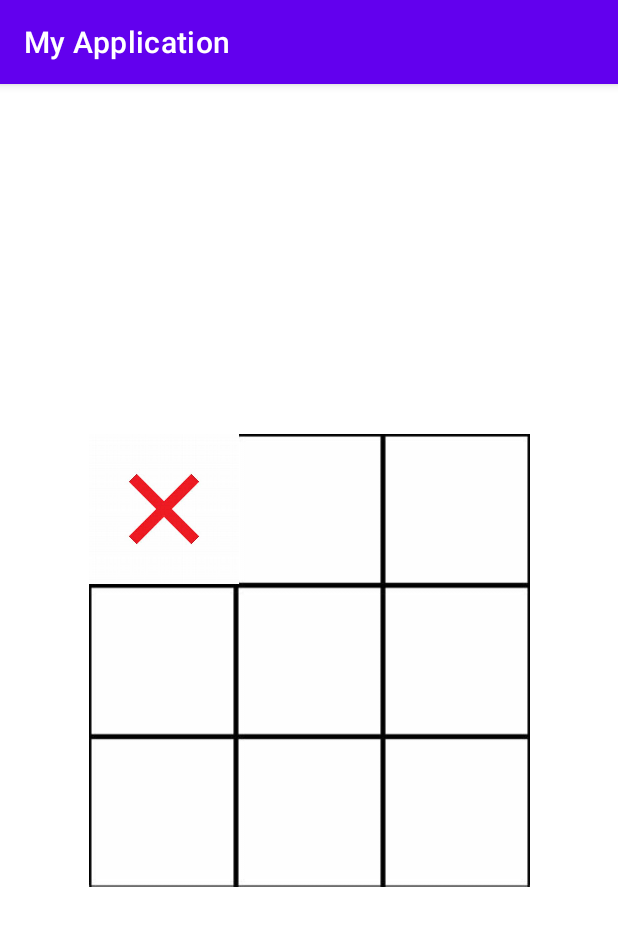
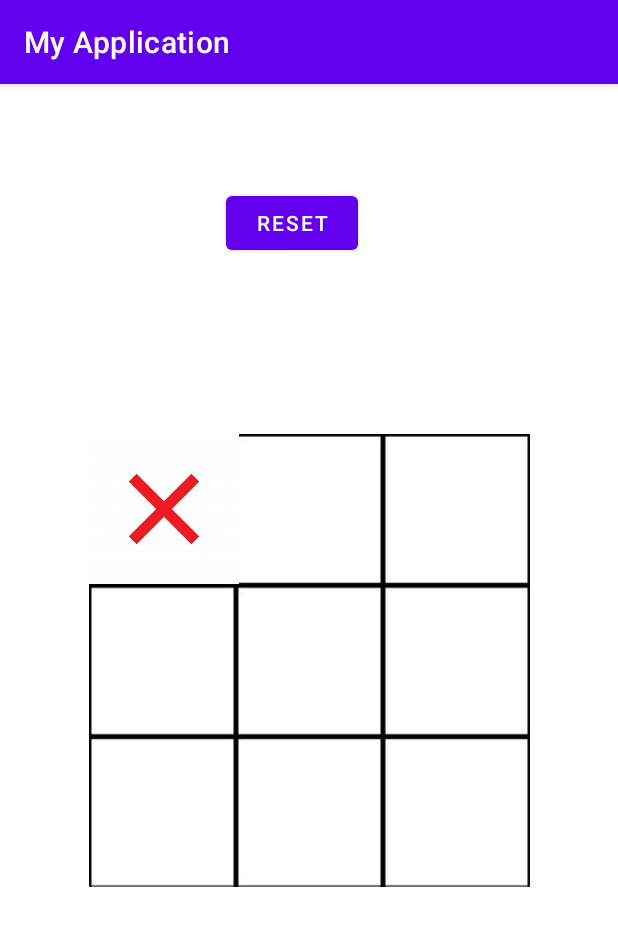
Before and after one commit to akshit30/Tic-Tac-Toe, an Android app: the screen it shows after launch (MainActivity), after a tap on an icon or button, on a phone screen of 412 x 824 dp. Shown: the top 926 px of the screen. Run offline under Robolectric (Android 15) with nearby library versions, the phone set to English and light mode, and no system bars.

Commit message:
final commit

```diff
--- a/app/src/main/java/com/example/myapplication/MainActivity.java
+++ b/app/src/main/java/com/example/myapplication/MainActivity.java
@@ -1,6 +1,7 @@
 package com.example.myapplication;
 
 import androidx.appcompat.app.AppCompatActivity;
+import androidx.gridlayout.widget.GridLayout;
 
 import android.os.Bundle;
 import android.view.View;
@@ -8,25 +9,52 @@ import android.widget.ImageView;
 import android.widget.Toast;
 
 public class MainActivity extends AppCompatActivity {
+    boolean isWinner=false;
+    int imageClicked=-1;
     int player=1; //player 1 is cross.
+    int [][]winningStates={{0,1,2},{3,4,5},{6,7,8},{0,3,6},{1,4,7},{2,5,8},{2,4,7},{0,4,9}};
+    int []gameState={-1, -1, -1, -1, -1, -1, -1, -1, -1};
     public void load(View view)
     {
-        ImageView v= (ImageView) view;
-        int tag=Integer.parseInt(v.getTag().toString());
-        if(player==1)
+        if(isWinner==false && imageClicked==-1) {
+            ImageView v = (ImageView) view;
 
-        {
-            v.setImageResource(R.drawable.img_1);
-            Toast.makeText(this,tag+""+"Cross",Toast.LENGTH_SHORT).show();
-            player=0;
-        }
-        else
-        {
-            v.setImageResource(R.drawable.img_2);
-            Toast.makeText(this,tag+""+"Zero",Toast.LENGTH_SHORT).show();
-            player=1;
+            int tag = Integer.parseInt(v.getTag().toString());
+            imageClicked=gameState[tag];
+            if (player == 1) {
+                v.setImageResource(R.drawable.img_1);
+                gameState[tag] = player;
+                Toast.makeText(this, tag + "" + "Cross", Toast.LENGTH_SHORT).show();
+                player = 0;//zero player
+            } else {
+                v.setImageResource(R.drawable.img_2);
+                gameState[tag] = player;
+                Toast.makeText(this, tag + "" + "Zero", Toast.LENGTH_SHORT).show();
+                player = 1;
+            }
+
+            for (int i = 0; i < winningStates.length; i++) {
+                if (gameState[winningStates[i][0]] == gameState[winningStates[i][1]] && gameState[winningStates[i][1]] == gameState[winningStates[i][2]] && gameState[winningStates[i][0]] > -1) {
+                    Toast.makeText(this, "winner is player" + (player == 0 ? 1 : 0), Toast.LENGTH_SHORT).show();
+                    isWinner=true;
+                }
+            }
         }
 
+    }
+    public void reset(View view)
+    {
+        GridLayout gridLayout=findViewById(R.id.gridLayout);
+        int total_images=gridLayout.getChildCount();
+        for(int i=0;i<total_images;i++)
+        {
+            ImageView v=(ImageView) gridLayout.getChildAt(i);
+            v.setImageDrawable(null);
+        }
+        isWinner=false;
+        imageClicked=-1;
+        for(int i=0;i<gameState.length;i++)
+            gameState[i]=-1;
     }
 
     @Override
--- a/app/src/main/res/layout/activity_main.xml
+++ b/app/src/main/res/layout/activity_main.xml
@@ -112,4 +112,19 @@
             app:layout_row="2"
              />
     </androidx.gridlayout.widget.GridLayout>
+
+    <Button
+        android:id="@+id/button"
+        android:layout_width="wrap_content"
+        android:layout_height="wrap_content"
+        android:layout_marginStart="150dp"
+        android:layout_marginTop="59dp"
+        android:layout_marginEnd="173dp"
+        android:layout_marginBottom="108dp"
+        android:onClick="reset"
+        android:text="Reset"
+        app:layout_constraintBottom_toTopOf="@+id/gridLayout"
+        app:layout_constraintEnd_toEndOf="parent"
+        app:layout_constraintStart_toStartOf="parent"
+        app:layout_constraintTop_toTopOf="parent" />
 </androidx.constraintlayout.widget.ConstraintLayout>
```
Also changed, not shown: 2 other files.
